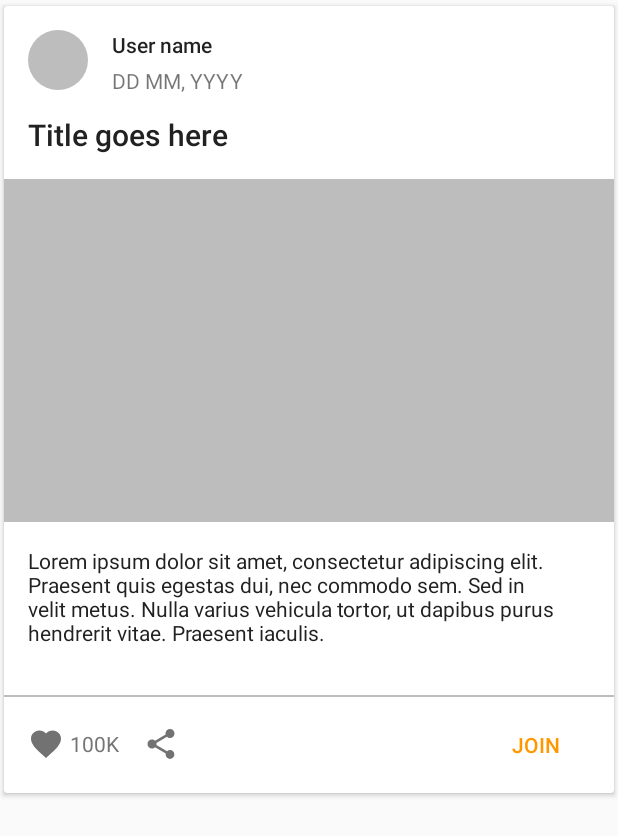
After one commit to goodyim/GoddyAndroid, an Android app: the layout news_item.xml on its own in the app's theme, with its tools: preview values and no code run, on a phone screen of 412 x 824 dp. The commit adds this screen. Shown: the top 836 px of the screen. Run offline under Robolectric (Android 15) with nearby library versions, the phone set to English and light mode, and no system bars.

Commit message:
Add news item layout
News item layout
Change color palette

```diff
--- a/app/build.gradle
+++ b/app/build.gradle
@@ -10,6 +10,7 @@ android {
         versionCode 1
         versionName "1.0"
         testInstrumentationRunner "android.support.test.runner.AndroidJUnitRunner"
+        vectorDrawables.useSupportLibrary = true
     }
     buildTypes {
         release {
@@ -27,4 +28,7 @@ dependencies {
     compile 'com.android.support:appcompat-v7:26.+'
     compile 'com.android.support.constraint:constraint-layout:1.0.2'
     testCompile 'junit:junit:4.12'
+
+    compile 'com.android.support:design:26.+'
+    compile 'com.android.support:cardview-v7:26.+'
 }
--- /dev/null
+++ b/app/src/main/res/drawable/ic_heart.xml
@@ -0,0 +1,9 @@
+<vector xmlns:android="http://schemas.android.com/apk/res/android"
+        android:width="24dp"
+        android:height="24dp"
+        android:viewportWidth="24.0"
+        android:viewportHeight="24.0">
+    <path
+        android:fillColor="@color/icon"
+        android:pathData="M12,21.35L10.55,20.03C5.4,15.36 2,12.27 2,8.5C2,5.41 4.42,3 7.5,3C9.24,3 10.91,3.81 12,5.08C13.09,3.81 14.76,3 16.5,3C19.58,3 22,5.41 22,8.5C22,12.27 18.6,15.36 13.45,20.03L12,21.35Z"/>
+</vector>
--- /dev/null
+++ b/app/src/main/res/drawable/ic_share_24dp.xml
@@ -0,0 +1,9 @@
+<vector xmlns:android="http://schemas.android.com/apk/res/android"
+        android:width="24dp"
+        android:height="24dp"
+        android:viewportWidth="24.0"
+        android:viewportHeight="24.0">
+    <path
+        android:fillColor="@color/icon"
+        android:pathData="M18,16.08c-0.76,0 -1.44,0.3 -1.96,0.77L8.91,12.7c0.05,-0.23 0.09,-0.46 0.09,-0.7s-0.04,-0.47 -0.09,-0.7l7.05,-4.11c0.54,0.5 1.25,0.81 2.04,0.81 1.66,0 3,-1.34 3,-3s-1.34,-3 -3,-3 -3,1.34 -3,3c0,0.24 0.04,0.47 0.09,0.7L8.04,9.81C7.5,9.31 6.79,9 6,9c-1.66,0 -3,1.34 -3,3s1.34,3 3,3c0.79,0 1.5,-0.31 2.04,-0.81l7.12,4.16c-0.05,0.21 -0.08,0.43 -0.08,0.65 0,1.61 1.31,2.92 2.92,2.92 1.61,0 2.92,-1.31 2.92,-2.92s-1.31,-2.92 -2.92,-2.92z"/>
+</vector>
--- /dev/null
+++ b/app/src/main/res/drawable/round_drawable.xml
@@ -0,0 +1,5 @@
+<?xml version="1.0" encoding="utf-8"?>
+<shape android:shape="oval"
+    xmlns:android="http://schemas.android.com/apk/res/android">
+    <solid android:color="@color/divider" />
+</shape>
--- /dev/null
+++ b/app/src/main/res/layout/news_item.xml
@@ -0,0 +1,154 @@
+<?xml version="1.0" encoding="utf-8"?>
+
+
+<android.support.v7.widget.CardView xmlns:android="http://schemas.android.com/apk/res/android"
+    xmlns:app="http://schemas.android.com/apk/res-auto"
+    xmlns:tools="http://schemas.android.com/tools"
+    android:layout_width="match_parent"
+    android:layout_height="wrap_content"
+    app:cardCornerRadius="2dp"
+    app:cardUseCompatPadding="true"
+    app:elevation="2dp">
+
+    <android.support.constraint.ConstraintLayout
+        android:layout_width="match_parent"
+        android:layout_height="wrap_content">
+
+
+        <ImageView
+            android:id="@+id/news_item_user_avatar"
+            android:layout_width="0dp"
+            android:layout_height="0dp"
+            android:layout_marginBottom="16dp"
+            android:layout_marginLeft="16dp"
+            android:layout_marginStart="16dp"
+            android:layout_marginTop="16dp"
+            android:contentDescription="@string/news_item_avatar_description"
+            app:layout_constraintBottom_toTopOf="@+id/news_item_title"
+            app:layout_constraintDimensionRatio="h,1:1"
+            app:layout_constraintLeft_toLeftOf="parent"
+            app:layout_constraintTop_toTopOf="parent"
+            app:srcCompat="@drawable/round_drawable" />
+
+        <TextView
+            android:id="@+id/news_item_user_name"
+            android:layout_width="wrap_content"
+            android:layout_height="wrap_content"
+            android:layout_marginLeft="16dp"
+            android:layout_marginStart="16dp"
+            android:textAppearance="@style/TextAppearance.AppCompat.Body2"
+            app:layout_constraintLeft_toRightOf="@+id/news_item_user_avatar"
+            app:layout_constraintTop_toTopOf="@+id/news_item_user_avatar"
+            tools:text="User name" />
+
+        <TextView
+            android:id="@+id/news_item_date"
+            android:layout_width="wrap_content"
+            android:layout_height="wrap_content"
+            android:layout_marginBottom="0dp"
+            android:layout_marginTop="8dp"
+            app:layout_constraintBottom_toBottomOf="@+id/news_item_user_avatar"
+            app:layout_constraintLeft_toLeftOf="@+id/news_item_user_name"
+            app:layout_constraintTop_toBottomOf="@+id/news_item_user_name"
+            tools:text="DD MM, YYYY" />
+
+        <TextView
+            android:id="@+id/news_item_title"
+            android:layout_width="wrap_content"
+            android:layout_height="wrap_content"
+            android:layout_marginTop="72dp"
+            android:textAppearance="@style/TextAppearance.AppCompat.Title"
+            android:textColor="@color/primary_text"
+            app:layout_constraintLeft_toLeftOf="@+id/news_item_user_avatar"
+            app:layout_constraintTop_toTopOf="parent"
+            tools:text="Title goes here" />
+
+        <ImageView
+            android:id="@+id/news_item_image"
+            android:layout_width="0dp"
+            android:layout_height="0dp"
+            android:layout_marginTop="16dp"
+            android:adjustViewBounds="true"
+            android:contentDescription="@string/news_item_image_description"
+            android:visibility="visible"
+            app:layout_constraintDimensionRatio="16:9"
+            app:layout_constraintLeft_toLeftOf="parent"
+            app:layout_constraintRight_toRightOf="parent"
+            app:layout_constraintTop_toBottomOf="@+id/news_item_title"
+            app:srcCompat="@color/divider" />
+
+        <TextView
+            android:id="@+id/news_item_description"
+            android:layout_width="0dp"
+            android:layout_height="wrap_content"
+            android:layout_marginLeft="0dp"
+            android:layout_marginRight="0dp"
+            android:layout_marginTop="0dp"
+            android:padding="16dp"
+            android:textAppearance="@style/TextAppearance.AppCompat.Body1"
+            android:textColor="@color/primary_text"
+            app:layout_constraintHorizontal_bias="0.0"
+            app:layout_constraintLeft_toLeftOf="parent"
+            app:layout_constraintRight_toRightOf="parent"
+            app:layout_constraintTop_toBottomOf="@+id/news_item_image"
+            tools:text="Lorem ipsum dolor sit amet, consectetur adipiscing elit. Praesent quis egestas dui, nec commodo sem. Sed in velit metus. Nulla varius vehicula tortor, ut dapibus purus hendrerit vitae. Praesent iaculis." />
+
+        <View
+            android:id="@+id/view"
+            android:layout_width="0dp"
+            android:layout_height="1dp"
+            android:layout_marginLeft="0dp"
+            android:layout_marginRight="0dp"
+            android:layout_marginTop="16dp"
+            android:background="@color/divider"
+            app:layout_constraintLeft_toLeftOf="parent"
+            app:layout_constraintRight_toRightOf="parent"
+            app:layout_constraintTop_toBottomOf="@+id/news_item_description" />
+
+        <ImageView
+            android:id="@+id/news_item_share"
+            android:layout_width="wrap_content"
+            android:layout_height="wrap_content"
+            android:layout_marginBottom="0dp"
+            android:layout_marginLeft="16dp"
+            android:layout_marginStart="16dp"
+            android:layout_marginTop="0dp"
+            android:contentDescription="@string/news_item_share_description"
+            app:layout_constraintBottom_toBottomOf="@+id/news_item_likes"
+            app:layout_constraintLeft_toRightOf="@+id/news_item_likes"
+            app:layout_constraintTop_toTopOf="@+id/news_item_likes"
+            app:srcCompat="@drawable/ic_share_24dp" />
+
+        <Button
+            android:id="@+id/news_item_join"
+            style="@style/Widget.AppCompat.Button.Borderless.Colored"
+            android:layout_width="wrap_content"
+            android:layout_height="wrap_content"
+            android:layout_marginBottom="8dp"
+            android:layout_marginEnd="8dp"
+            android:layout_marginRight="8dp"
+            android:layout_marginTop="8dp"
+            android:text="@string/join"
+            app:layout_constraintBottom_toBottomOf="parent"
+            app:layout_constraintRight_toRightOf="parent"
+            app:layout_constraintTop_toBottomOf="@+id/view" />
+
+        <TextView
+            android:id="@+id/news_item_likes"
+            android:layout_width="wrap_content"
+            android:layout_height="wrap_content"
+            android:layout_marginBottom="16dp"
+            android:layout_marginLeft="16dp"
+            android:layout_marginStart="16dp"
+            android:layout_marginTop="16dp"
+            android:drawableLeft="@drawable/ic_heart"
+            android:drawablePadding="4dp"
+            android:drawableStart="@drawable/ic_heart"
+            android:gravity="center_vertical"
+            android:textColor="@color/secondary_text"
+            app:layout_constraintBottom_toBottomOf="parent"
+            app:layout_constraintLeft_toLeftOf="parent"
+            app:layout_constraintTop_toTopOf="@+id/view"
+            tools:text="100K" />
+    </android.support.constraint.ConstraintLayout>
+</android.support.v7.widget.CardView>
--- a/app/src/main/res/values/colors.xml
+++ b/app/src/main/res/values/colors.xml
@@ -1,6 +1,13 @@
 <?xml version="1.0" encoding="utf-8"?>
 <resources>
-    <color name="colorPrimary">#3F51B5</color>
-    <color name="colorPrimaryDark">#303F9F</color>
-    <color name="colorAccent">#FF4081</color>
+    <color name="primary">#4CAF50</color>
+    <color name="primary_dark">#388E3C</color>
+    <color name="primary_light">#C8E6C9</color>
+    <color name="accent">#FF9800</color>
+    <color name="primary_text">#212121</color>
+    <color name="secondary_text">#757575</color>
+
+    <!-- following material guidelines -->
+    <color name="divider">#BDBDBD</color>
+    <color name="icon">#727272</color>
 </resources>
--- a/app/src/main/res/values/strings.xml
+++ b/app/src/main/res/values/strings.xml
@@ -1,3 +1,10 @@
 <resources>
     <string name="app_name">GoddyAndroid</string>
+
+    <!-- News item -->
+    <string name="news_item_image_description">Deal main image</string>
+    <string name="news_item_avatar_description">User avatar</string>
+    <string name="news_item_share_description">Share</string>
+    <string name="join">Join</string>
+
 </resources>
--- a/app/src/main/res/values/styles.xml
+++ b/app/src/main/res/values/styles.xml
@@ -3,9 +3,9 @@
     <!-- Base application theme. -->
     <style name="AppTheme" parent="Theme.AppCompat.Light.DarkActionBar">
         <!-- Customize your theme here. -->
-        <item name="colorPrimary">@color/colorPrimary</item>
-        <item name="colorPrimaryDark">@color/colorPrimaryDark</item>
-        <item name="colorAccent">@color/colorAccent</item>
+        <item name="colorPrimary">@color/primary</item>
+        <item name="colorPrimaryDark">@color/primary_dark</item>
+        <item name="colorAccent">@color/accent</item>
     </style>
 
 </resources>
--- a/build.gradle
+++ b/build.gradle
@@ -3,6 +3,9 @@
 buildscript {
     repositories {
         jcenter()
+        maven {
+            url "https://maven.google.com"
+        }
     }
     dependencies {
         classpath 'com.android.tools.build:gradle:2.3.3'
```
Also changed, not shown: 1 other file.
